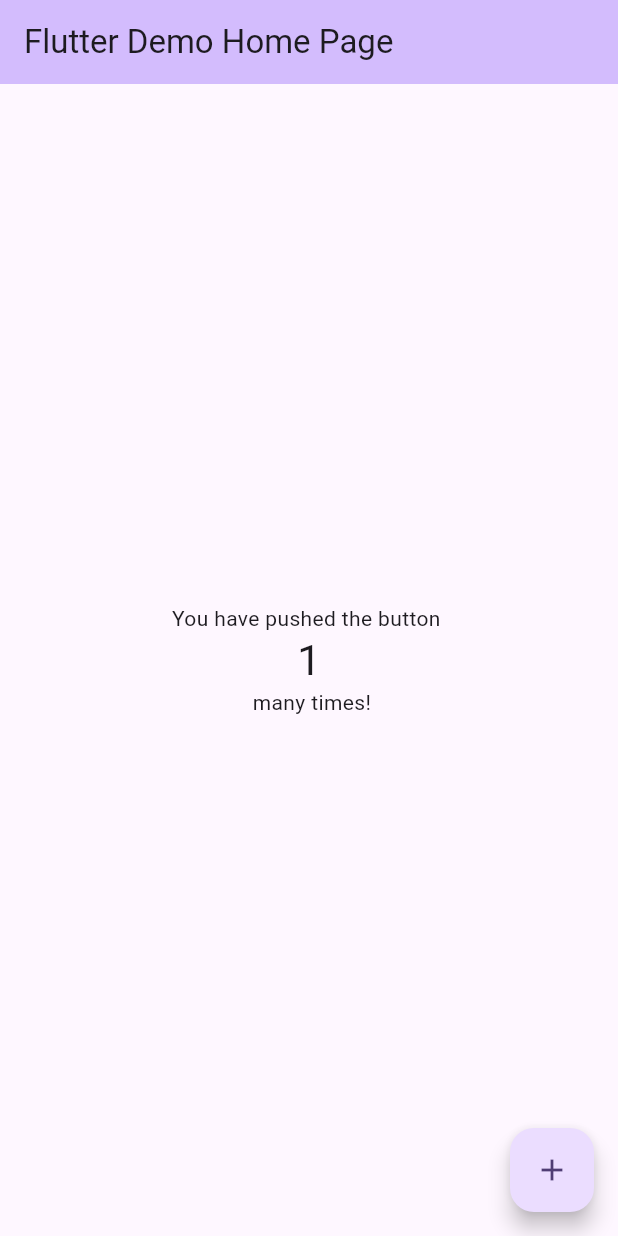
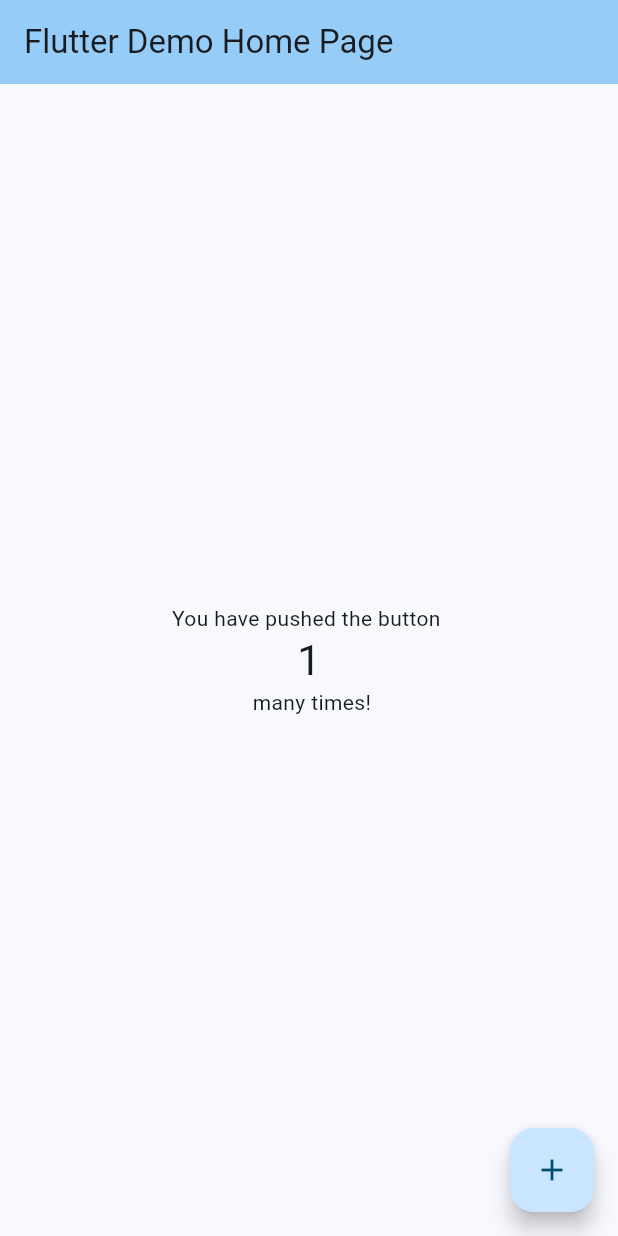
Before and after one commit to codemeliorateacademy/basic-mobile-dev-course, a Flutter app: the screen it shows after launch, after a tap on the "add" icon, on a phone screen of 412 x 824 dp. Run offline on Flutter 3.47's test engine with Material 3 defaults, Android fonts, the phone set to English and light mode, and no system bars.

Commit message:
Renamed classes

```diff
--- a/lib/main.dart
+++ b/lib/main.dart
@@ -1,11 +1,11 @@
 import 'package:flutter/material.dart';
 
 void main() {
-  runApp(const MyApp());
+  runApp(const ToDoApp());
 }
 
-class MyApp extends StatelessWidget {
-  const MyApp({super.key});
+class ToDoApp extends StatelessWidget {
+  const ToDoApp({super.key});
 
   // This widget is the root of your application.
   @override
@@ -13,24 +13,24 @@ class MyApp extends StatelessWidget {
     return MaterialApp(
       title: 'Flutter Demo',
       theme: ThemeData(
-        colorScheme: ColorScheme.fromSeed(seedColor: Colors.deepPurple),
+        colorScheme: ColorScheme.fromSeed(seedColor: Colors.lightBlue),
         useMaterial3: true,
       ),
-      home: const MyHomePage(title: 'Flutter Demo Home Page'),
+      home: const ToDoList(title: 'Flutter Demo Home Page'),
     );
   }
 }
 
-class MyHomePage extends StatefulWidget {
-  const MyHomePage({super.key, required this.title});
+class ToDoList extends StatefulWidget {
+  const ToDoList({super.key, required this.title});
 
   final String title;
 
   @override
-  State<MyHomePage> createState() => _MyHomePageState();
+  State<ToDoList> createState() => _ToDoListState();
 }
 
-class _MyHomePageState extends State<MyHomePage> {
+class _ToDoListState extends State<ToDoList> {
   int _counter = 0;
 
   void _incrementCounter() {
```
Also changed, not shown: 1 other file.
